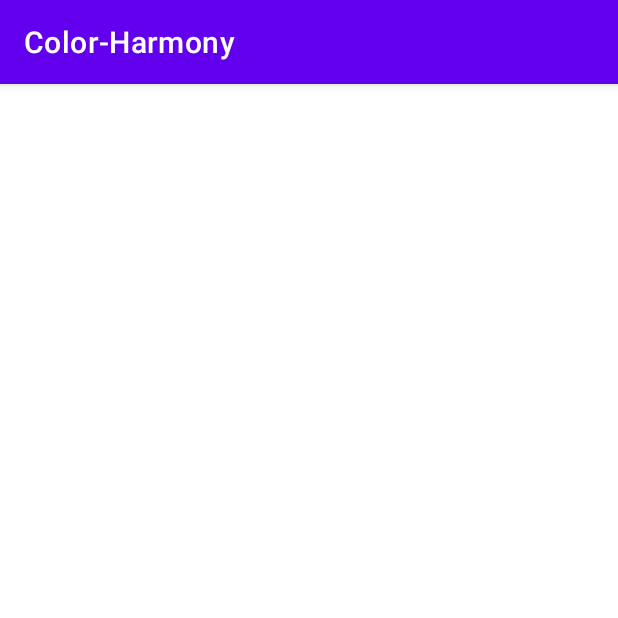
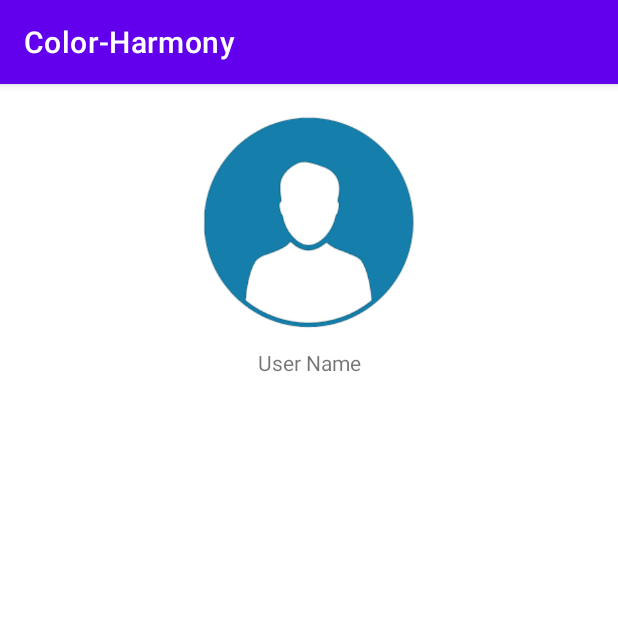
Before and after one commit to The-5D-s/Color-Harmony, an Android app: the Profile screen opened directly, with no data from a screen before it, on a phone screen of 412 x 824 dp, the top half of it. Run offline under Robolectric (Android 15) with nearby library versions, the phone set to English and light mode, and no system bars.

Commit message:
base-steps

```diff
--- a/app/build.gradle
+++ b/app/build.gradle
@@ -42,6 +42,7 @@ dependencies {
     implementation 'androidx.annotation:annotation:1.2.0'
     implementation 'androidx.lifecycle:lifecycle-livedata-ktx:2.3.1'
     implementation 'androidx.lifecycle:lifecycle-viewmodel-ktx:2.3.1'
+    implementation 'androidx.legacy:legacy-support-v4:1.0.0'
     testImplementation 'junit:junit:4.+'
     androidTestImplementation 'androidx.test.ext:junit:1.1.3'
     androidTestImplementation 'androidx.test.espresso:espresso-core:3.4.0'
--- a/app/src/main/java/com/example/color_harmony/Profile.java
+++ b/app/src/main/java/com/example/color_harmony/Profile.java
@@ -1,14 +1,27 @@
 package com.example.color_harmony;
 
 import androidx.appcompat.app.AppCompatActivity;
+import androidx.recyclerview.widget.RecyclerView;
 
 import android.os.Bundle;
+import android.widget.ImageView;
+import android.widget.TextView;
 
 public class Profile extends AppCompatActivity {
+    RecyclerView FavRecyclerView;
 
     @Override
     protected void onCreate(Bundle savedInstanceState) {
         super.onCreate(savedInstanceState);
         setContentView(R.layout.activity_profile);
+
+
+        TextView userName = findViewById(R.id.userProfileName);
+        ImageView userImage = findViewById(R.id.userProfileImage);
+
+        FavRecyclerView = findViewById(R.id.profileRV);
+
+
     }
+
 }
--- /dev/null
+++ b/app/src/main/res/drawable/images.xml
@@ -0,0 +1,4 @@
+<?xml version="1.0" encoding="utf-8"?>
+<selector xmlns:android="http://schemas.android.com/apk/res/android">
+
+</selector>
--- a/app/src/main/res/layout/activity_profile.xml
+++ b/app/src/main/res/layout/activity_profile.xml
@@ -6,4 +6,39 @@
     android:layout_height="match_parent"
     tools:context=".Profile">
 
+    <LinearLayout
+        android:id="@+id/linearLayout"
+        android:layout_width="261dp"
+        android:layout_height="194dp"
+        android:orientation="vertical"
+        app:layout_constraintBottom_toBottomOf="parent"
+        app:layout_constraintEnd_toEndOf="parent"
+        app:layout_constraintStart_toStartOf="parent"
+        app:layout_constraintTop_toTopOf="parent"
+        app:layout_constraintVertical_bias="0.029">
+
+        <ImageView
+            android:id="@+id/userProfileImage"
+            android:layout_width="match_parent"
+            android:layout_height="151dp"
+            app:srcCompat="@drawable/images" />
+
+        <TextView
+            android:id="@+id/userProfileName"
+            android:layout_width="match_parent"
+            android:layout_height="35dp"
+            android:gravity="center_horizontal|center_vertical"
+            android:text="User Name" />
+    </LinearLayout>
+
+    <androidx.recyclerview.widget.RecyclerView
+        android:id="@+id/profileRV"
+        android:layout_width="390dp"
+        android:layout_height="483dp"
+        app:layout_constraintBottom_toBottomOf="parent"
+        app:layout_constraintEnd_toEndOf="parent"
+        app:layout_constraintHorizontal_bias="0.476"
+        app:layout_constraintStart_toStartOf="parent"
+        app:layout_constraintTop_toBottomOf="@+id/linearLayout"
+        app:layout_constraintVertical_bias="0.578" />
 </androidx.constraintlayout.widget.ConstraintLayout>
--- a/app/src/main/res/values/strings.xml
+++ b/app/src/main/res/values/strings.xml
@@ -9,4 +9,6 @@
     <string name="invalid_username">Not a valid username</string>
     <string name="invalid_password">Password must be >5 characters</string>
     <string name="login_failed">"Login failed"</string>
+    <!-- TODO: Remove or change this placeholder text -->
+    <string name="hello_blank_fragment">Hello blank fragment</string>
 </resources>
```
Also changed, not shown: app/src/main/java/com/example/color_harmony/PaletteAdapter.java (added, +58 -0 lines), app/src/main/java/com/example/color_harmony/PaletteFragment.java (added, +56 -0 lines), app/src/main/res/layout/fragment_palette.xml (added, +34 -0 lines), app/src/main/res/drawable/images.png (added).
